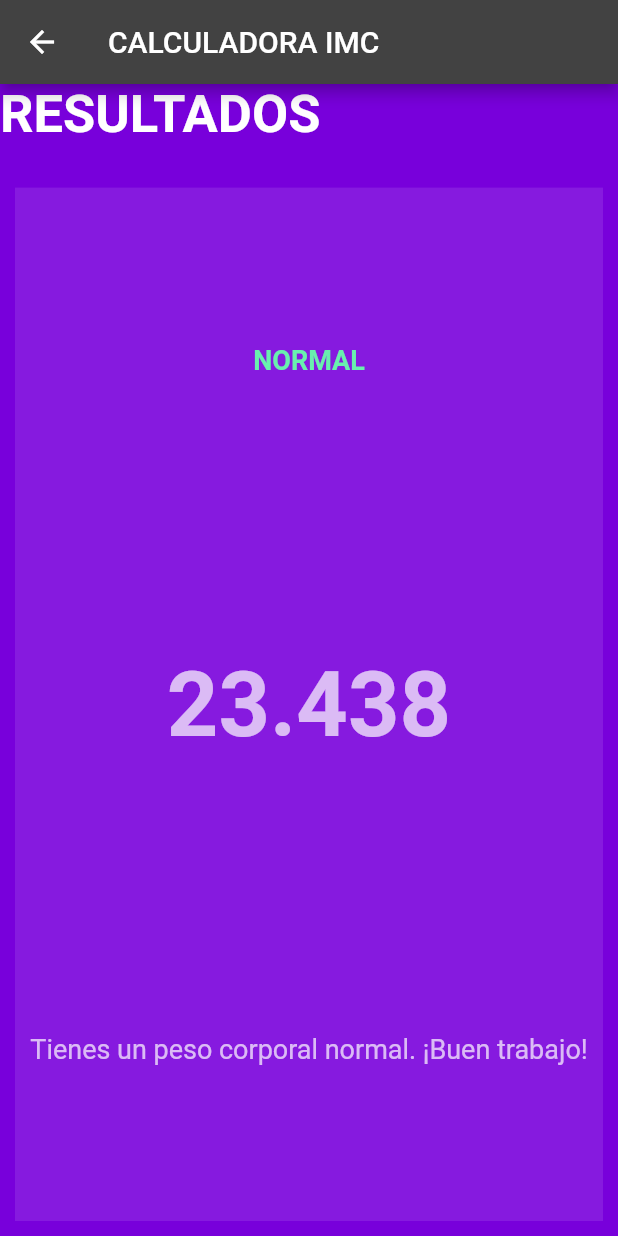
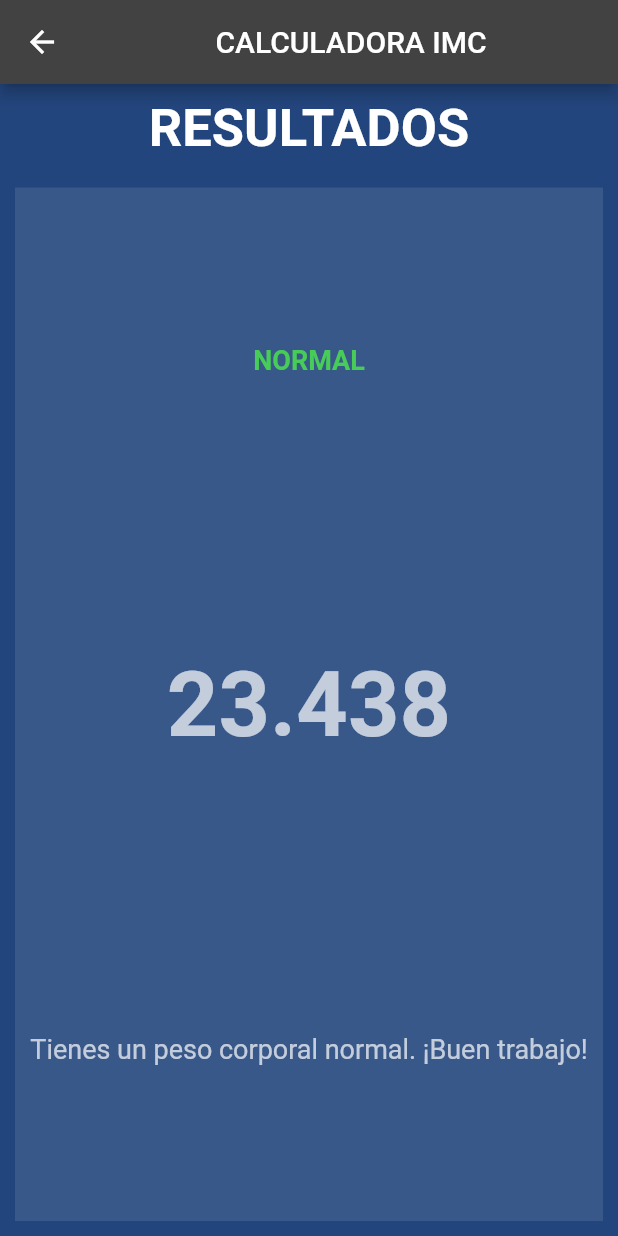
Before and after one commit to ArteaGaMer/calculadora-imc-flutter, a Flutter app: the screen it shows after launch, after a tap on "CALCULAR", on a phone screen of 412 x 824 dp. Run offline on Flutter 3.47's test engine with Material 2 defaults, Android fonts, the phone set to English and light mode, and no system bars; our stand-ins replace font_awesome_flutter; missing offline and left inert: dart:js.

Commit message:
Unico commit

```diff
--- a/lib/inicio.dart
+++ b/lib/inicio.dart
@@ -2,8 +2,8 @@
 import 'package:flutter/material.dart';
 import 'package:font_awesome_flutter/font_awesome_flutter.dart';
 
-const inactiveColor = Color(0xFF1D1E33);
-const activeColor = Color(0xFF3700B3);
+const inactiveColor = Color.fromARGB(255, 133, 133, 133);
+const activeColor = Color.fromARGB(244, 0, 255, 221);
 
 enum Genero {
   hombre,
@@ -33,7 +33,7 @@
   Widget build(BuildContext context) {
     return Scaffold(
       appBar: AppBar(
-        title: Text('MONITOR DE SALUD'),
+        title: Center(child: Text('MONITOR DE SALUD')),
       ),
       body: Column(
         crossAxisAlignment: CrossAxisAlignment.stretch,
@@ -59,7 +59,7 @@
                     children: [
                       Icon(FontAwesomeIcons.mars, size: 65.0,),
                       SizedBox(height: 5.0,),
-                      Text('Hombre', style: TextStyle(fontSize: 18.0, color: Color(0xFF8D8E98)),)
+                      Text('Hombre', style: TextStyle(fontSize: 18.0, color: Color.fromARGB(255, 220, 178, 79)),)
                     ],
                   ),
                 ),
@@ -83,11 +83,12 @@
                     children: [
                       Icon(FontAwesomeIcons.venus, size: 65.0,),
                       SizedBox(height: 5.0,),
-                      Text('Mujer', style: TextStyle(fontSize: 18.0, color: Color(0xFF8D8E98)),)
+                      Text('Mujer', style: TextStyle(fontSize: 18.0, color: Color.fromARGB(255, 220, 178, 79)),)
                     ],
                   ),
                 ),
-              )),
+              )
+              ),
             ],
           )),
           Expanded(child: Container(
@@ -102,7 +103,7 @@
                   crossAxisAlignment: CrossAxisAlignment.stretch,
                   mainAxisAlignment: MainAxisAlignment.center,
                   children: [
-                    Text('Altura', style: TextStyle(fontSize: 18.0, color: Color(0xFF8D8E98), fontWeight: FontWeight.w900),),
+                    Center(child: Text('Altura', style: TextStyle(fontSize: 18.0, color: Color(0xFF8D8E98), fontWeight: FontWeight.w900),)),
                     Row(
                       mainAxisAlignment: MainAxisAlignment.center,
                       crossAxisAlignment: CrossAxisAlignment.baseline,
@@ -116,28 +117,26 @@
                       data : SliderTheme.of(context).copyWith(
                           thumbShape: RoundSliderThumbShape(disabledThumbRadius: 15.0),
                           overlayShape: RoundSliderOverlayShape(overlayRadius: 30.0),
-                          thumbColor: Color(0xFFEB1555),
-                          activeTrackColor: Colors.white,
+                          thumbColor: Color.fromARGB(255, 21, 46, 235),
+                          activeTrackColor: Color.fromARGB(255, 90, 88, 205),
                           overlayColor: Color(0x29EB1555),
-                          inactiveTrackColor: Color(0xFF8D8E98)
+                          inactiveTrackColor: Color.fromARGB(255, 200, 201, 207)
                         ),
                       child: Slider(
                         value: altura.toDouble(),
                         min: 40.0,
                         max: 210,
                         onChanged: (double nuevoValor) {
-                          //print(nuevoValor);
                           setState(() {
                             altura = nuevoValor.round();
                           });
                         },
-                       // activeColor: Color(0xFFEB1555),
-                       // inactiveColor: Color(0xFF8D8E98),
                       ),
                     )
                   ],
                 ),
-              )),
+              )
+              ),
           Expanded(child: Row(
 
             children: [
@@ -179,10 +178,7 @@
                       ],
                     )
                   ],
-
                 ),
-
-
               ),),
               Expanded(child: Container(
                 height: 200,
@@ -222,13 +218,12 @@
                       ],
                     )
                   ],
-
                 ),
-
-
-              ),),
+              ),
+              ),
             ],
-          )),
+          )
+          ),
            GestureDetector(
             onTap: () {
                     imc = (peso /
--- a/lib/main.dart
+++ b/lib/main.dart
@@ -7,8 +7,9 @@
   @override
   Widget build(BuildContext context) {
     return MaterialApp(
+      debugShowCheckedModeBanner: false,
       theme: ThemeData.dark().copyWith(
-        scaffoldBackgroundColor: Color(0xFF7800DB),
+        scaffoldBackgroundColor: Color.fromARGB(255, 35, 69, 125),
       ),
       home: Inicio(),
     );
--- a/lib/resultados.dart
+++ b/lib/resultados.dart
@@ -9,7 +9,7 @@
   Widget build(BuildContext context) {
     return Scaffold(
       appBar: AppBar(
-        title: Text('CALCULADORA IMC'),
+        title: Center(child: Text('CALCULADORA IMC')),
       ),
       body: _body(),
     );
@@ -22,9 +22,11 @@
         children: [
           Expanded(child:
           Container(
-            child: Text('RESULTADOS', style: TextStyle(
-              fontSize: 35.0,
-              fontWeight: FontWeight.bold
+            child: Center(
+              child: Text('RESULTADOS', style: TextStyle(
+                fontSize: 35.0,
+                fontWeight: FontWeight.bold
+                ),
               ),
             ),
           ),
@@ -97,25 +99,25 @@
     if (imc < 18.5) {
       return [
         "Bajo Peso",
-        Colors.orangeAccent,
+        Color.fromARGB(255, 210, 168, 112),
         "Tienes un bajo peso corporal. ¡Debes aumentar un poco de peso!"
       ];
     } else if (imc >= 18.5 && imc <= 24.9) {
       return [
         "Normal",
-        Colors.greenAccent,
+        Color.fromARGB(255, 71, 205, 87),
         "Tienes un peso corporal normal. ¡Buen trabajo!"
       ];
     } else if (imc >= 25 && imc <= 29.9) {
       return [
         "Sobrepeso",
-        Colors.deepOrange,
+        Color.fromARGB(255, 214, 222, 52),
         "Tienes un peso corporal en sobrepeso. ¡Debes bajar un poco de peso!"
       ];
     } else if (imc >= 30 && imc <= 34.9) {
       return [
         "Obesidad I",
-        Colors.redAccent,
+        Color.fromARGB(255, 231, 157, 54),
         "Tienes un peso corporal en obesidad nivel 1. ¡Debes bajar de peso!"
       ];
     } else if (imc >= 35 && imc <= 39.9) {
@@ -127,7 +129,7 @@
     } else if (imc >= 40 && imc <= 49.9) {
       return [
         "Obesidad III",
-        Colors.red,
+        Color.fromARGB(255, 130, 13, 5),
         "Tienes un peso corporal en obesidad nivel 3. ¡Debes bajar de peso ahora!"
       ];
     } else {
```
Also changed, not shown: pubspec.lock, 1 other file.
